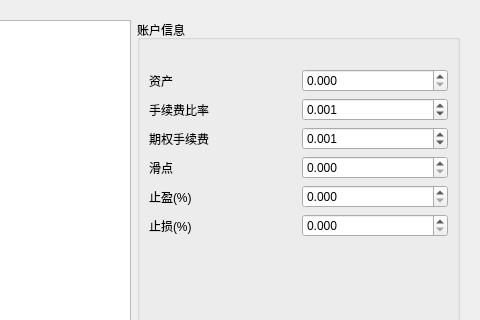
First picture: the form in ui/account_management.ui, repository fj11/backtesters, before the edit; both pictures show x 206 to 686 and y 0 to 320 of the 686 by 658 pixel window.
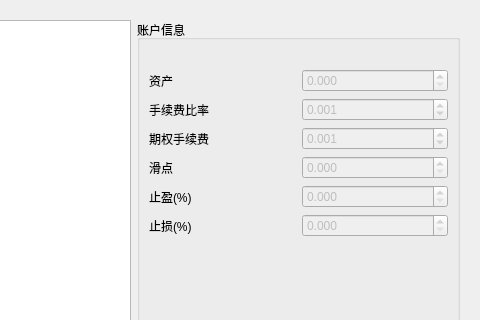
Second picture: the form after the edit.

```diff
--- a/ui/account_management.ui
+++ b/ui/account_management.ui
@@ -72,6 +72,9 @@
            </item>
            <item>
             <widget class="QDoubleSpinBox" name="investment">
+             <property name="enabled">
+              <bool>false</bool>
+             </property>
              <property name="decimals">
               <number>3</number>
              </property>
@@ -96,6 +99,9 @@
            </item>
            <item>
             <widget class="QDoubleSpinBox" name="commission_rate">
+             <property name="enabled">
+              <bool>false</bool>
+             </property>
              <property name="decimals">
               <number>3</number>
              </property>
@@ -120,6 +126,9 @@
            </item>
            <item>
             <widget class="QDoubleSpinBox" name="option_commission_rate">
+             <property name="enabled">
+              <bool>false</bool>
+             </property>
              <property name="decimals">
               <number>3</number>
              </property>
@@ -144,6 +153,9 @@
            </item>
            <item>
             <widget class="QDoubleSpinBox" name="slide_point">
+             <property name="enabled">
+              <bool>false</bool>
+             </property>
              <property name="decimals">
               <number>3</number>
              </property>
@@ -165,6 +177,9 @@
            </item>
            <item>
             <widget class="QDoubleSpinBox" name="stop_profit">
+             <property name="enabled">
+              <bool>false</bool>
+             </property>
              <property name="decimals">
               <number>3</number>
              </property>
@@ -186,6 +201,9 @@
            </item>
            <item>
             <widget class="QDoubleSpinBox" name="stop_loss">
+             <property name="enabled">
+              <bool>false</bool>
+             </property>
              <property name="decimals">
               <number>3</number>
              </property>
```
